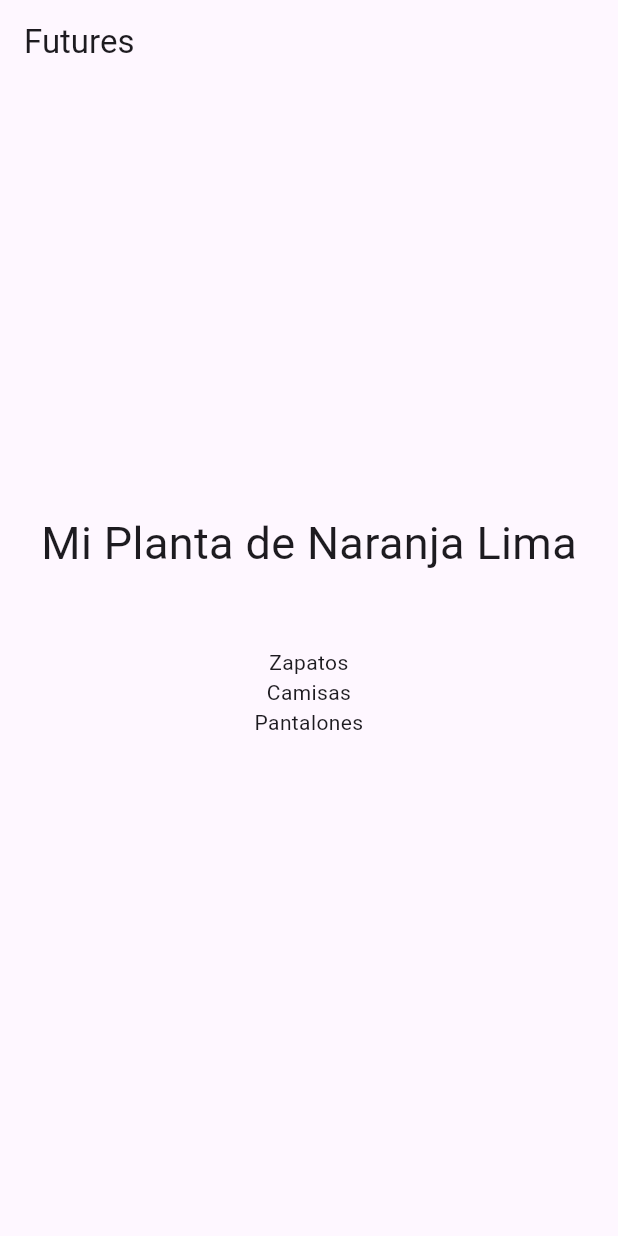
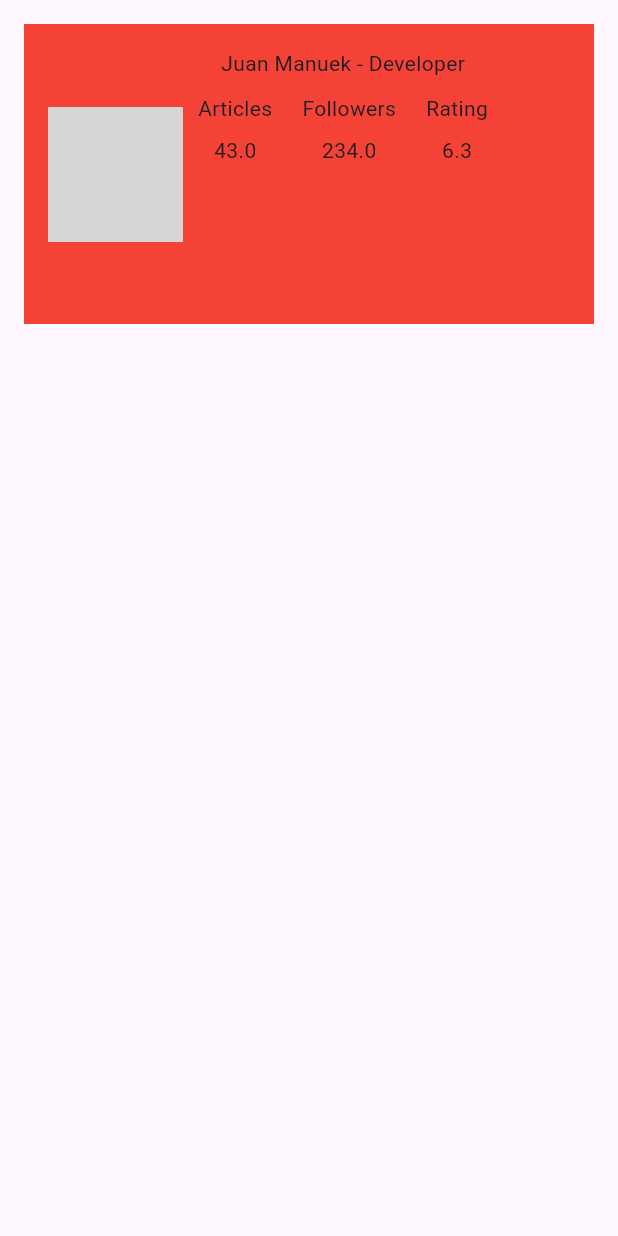
Before and after one commit to fr4nsgallegos/futuresG8, a Flutter app: the screen it shows after launch, on a phone screen of 412 x 824 dp. Run offline on Flutter 3.47's test engine with Material 3 defaults, Android fonts, the phone set to English and light mode, and no system bars; network calls fail; grey boxes are pictures that could not be loaded.

```diff
--- a/lib/main.dart
+++ b/lib/main.dart
@@ -1,10 +1,11 @@
 import 'package:flutter/material.dart';
+import 'package:futuresg8/pages/Perfil_page.dart';
 import 'package:futuresg8/pages/home_page.dart';
 
 void main() {
   runApp(
     MaterialApp(
-      home: HomePage(),
+      home: PerfilPage(),
     ),
   );
 }
--- /dev/null
+++ b/lib/models/pendiente_model.dart
@@ -0,0 +1,11 @@
+class PendienteModel {
+  int id;
+  String titulo;
+  String description;
+
+  PendienteModel({
+    required this.id,
+    required this.titulo,
+    required this.description,
+  });
+}
--- /dev/null
+++ b/lib/models/profile_model.dart
@@ -0,0 +1,22 @@
+import 'package:futuresg8/models/pendiente_model.dart';
+import 'package:futuresg8/models/social_model.dart';
+
+class ProfileModel {
+  int id;
+  String fullName;
+  String profesion;
+  String image;
+  String information;
+  List<SocialModel> socialList;
+  List<PendienteModel> pendientesList;
+
+  ProfileModel({
+    required this.id,
+    required this.fullName,
+    required this.profesion,
+    required this.image,
+    required this.information,
+    required this.socialList,
+    required this.pendientesList,
+  });
+}
--- /dev/null
+++ b/lib/models/social_model.dart
@@ -0,0 +1,9 @@
+class SocialModel {
+  String titulo;
+  double value;
+
+  SocialModel({
+    required this.titulo,
+    required this.value,
+  });
+}
--- /dev/null
+++ b/lib/pages/Perfil_page.dart
@@ -0,0 +1,92 @@
+import 'package:flutter/material.dart';
+import 'package:futuresg8/models/pendiente_model.dart';
+import 'package:futuresg8/models/profile_model.dart';
+import 'package:futuresg8/models/social_model.dart';
+
+class PerfilPage extends StatelessWidget {
+  ProfileModel persona1 = ProfileModel(
+    id: 1,
+    fullName: "Juan Manuek",
+    profesion: "Developer",
+    image:
+        "https://img.freepik.com/foto-gratis/apuesto-hombre-caucasico-ropa-informal-gafas-sonrisa-alegre-fresca-cara-persona-suerte_839833-12772.jpg",
+    information:
+        "s simply dummy text of the printing and typesetting industry. Lorem Ipsum has been the industry's standard dummy text ever since the 1500s, when an unknown p",
+    socialList: [
+      SocialModel(titulo: "Articles", value: 43),
+      SocialModel(titulo: "Followers", value: 234),
+      SocialModel(titulo: "Rating", value: 6.3),
+    ],
+    pendientesList: [
+      PendienteModel(
+          id: 1,
+          titulo: "Ir de compras al super",
+          description: "No te olvides de llevar la lista"),
+      PendienteModel(
+          id: 2,
+          titulo: "Lllevar las cosas a la casa del trabajo",
+          description: "Son cosas delicadas, tener cuidado"),
+      PendienteModel(
+          id: 3,
+          titulo: "Consiguir comida para las mascotas",
+          description: "Debe ser bajo en grasas"),
+    ],
+  );
+
+  @override
+  Widget build(BuildContext context) {
+    return SafeArea(
+      child: Scaffold(
+        body: Padding(
+          padding: const EdgeInsets.all(16.0),
+          child: Column(
+            children: [
+              Container(
+                padding: EdgeInsets.all(16),
+                width: double.infinity,
+                height: 200,
+                color: Colors.red,
+                child: Row(
+                  children: [
+                    Image.network(
+                      persona1.image,
+                      fit: BoxFit.cover,
+                      height: 90,
+                    ),
+                    Column(
+                      mainAxisAlignment: MainAxisAlignment.start,
+                      children: [
+                        Text("${persona1.fullName} - ${persona1.profesion}"),
+                        Row(
+                          children: [
+                            ...persona1.socialList
+                                .map(
+                                  (e) => Padding(
+                                    padding: const EdgeInsets.all(10.0),
+                                    child: Column(
+                                      children: [
+                                        Text(e.titulo),
+                                        SizedBox(
+                                          height: 8,
+                                        ),
+                                        Text(e.value.toString()),
+                                      ],
+                                    ),
+                                  ),
+                                )
+                                .toList(),
+                            // Column(children: [Text(persona1.socialList)],)
+                          ],
+                        )
+                      ],
+                    )
+                  ],
+                ),
+              ),
+            ],
+          ),
+        ),
+      ),
+    );
+  }
+}
```
